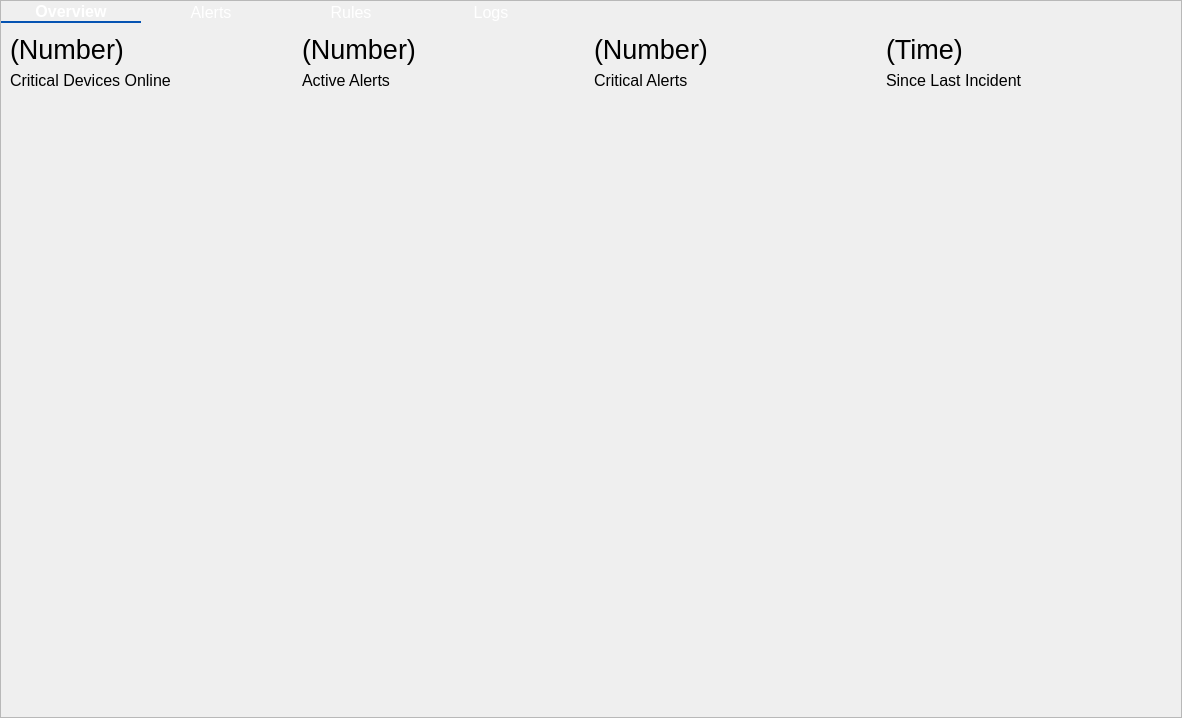
This is mainwindow.ui in josschi95/OTIS as Qt 5 draws it before an edit. The edited form follows.
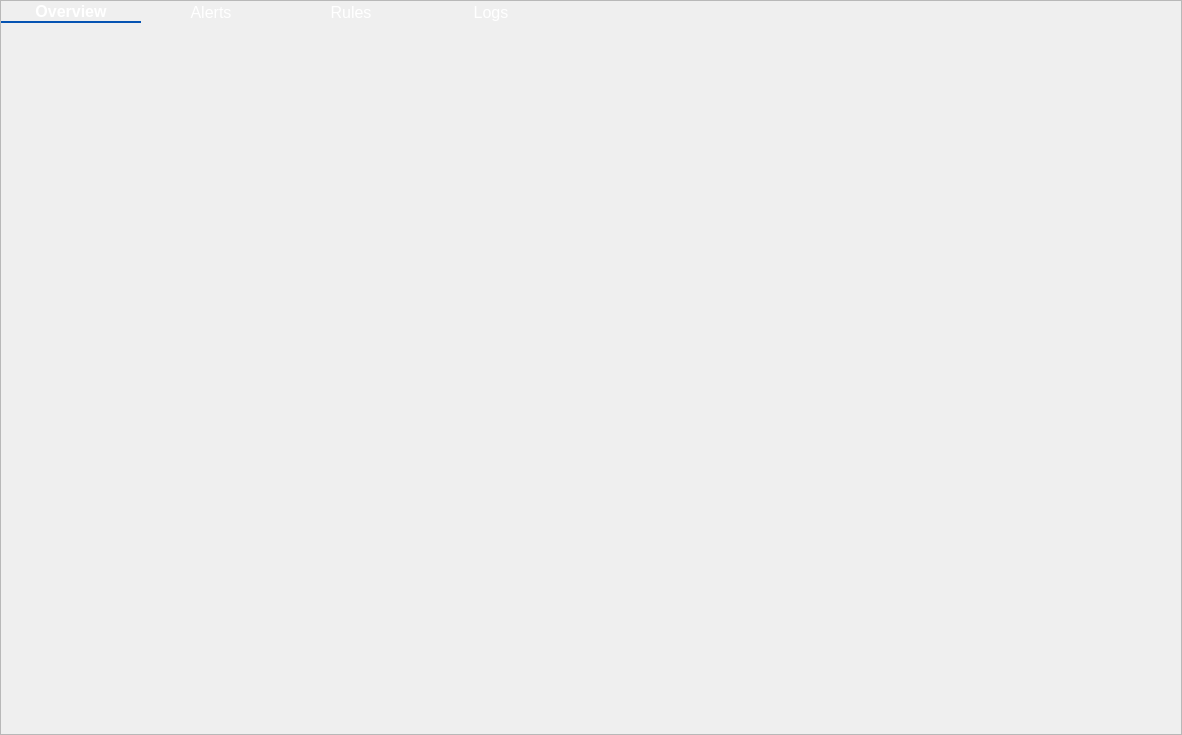
This is the edited form. Custom widgets are drawn as their Qt base class.

```diff
--- a/mainwindow.ui
+++ b/mainwindow.ui
@@ -7,7 +7,7 @@
     <x>0</x>
     <y>0</y>
     <width>1182</width>
-    <height>678</height>
+    <height>735</height>
    </rect>
   </property>
   <property name="windowTitle">
@@ -301,170 +301,6 @@
               <property name="leftMargin">
                <number>9</number>
               </property>
-              <item>
-               <layout class="QHBoxLayout" name="_1_TopRow">
-                <item>
-                 <layout class="QVBoxLayout" name="verticalLayout_12">
-                  <item>
-                   <widget class="QLabel" name="criticalDevicesOnlineLabel">
-                    <property name="maximumSize">
-                     <size>
-                      <width>16777215</width>
-                      <height>50</height>
-                     </size>
-                    </property>
-                    <property name="font">
-                     <font>
-                      <pointsize>20</pointsize>
-                     </font>
-                    </property>
-                    <property name="text">
-                     <string>(Number)</string>
-                    </property>
-                   </widget>
-                  </item>
-                  <item>
-                   <widget class="QLabel" name="label_2">
-                    <property name="maximumSize">
-                     <size>
-                      <width>16777215</width>
-                      <height>50</height>
-                     </size>
-                    </property>
-                    <property name="font">
-                     <font>
-                      <pointsize>12</pointsize>
-                     </font>
-                    </property>
-                    <property name="text">
-                     <string>Critical Devices Online</string>
-                    </property>
-                   </widget>
-                  </item>
-                 </layout>
-                </item>
-                <item>
-                 <layout class="QVBoxLayout" name="verticalLayout_14">
-                  <item>
-                   <widget class="QLabel" name="activeAlertsLabel">
-                    <property name="maximumSize">
-                     <size>
-                      <width>16777215</width>
-                      <height>50</height>
-                     </size>
-                    </property>
-                    <property name="font">
-                     <font>
-                      <pointsize>20</pointsize>
-                     </font>
-                    </property>
-                    <property name="text">
-                     <string>(Number)</string>
-                    </property>
-                   </widget>
-                  </item>
-                  <item>
-                   <widget class="QLabel" name="label_4">
-                    <property name="maximumSize">
-                     <size>
-                      <width>16777215</width>
-                      <height>50</height>
-                     </size>
-                    </property>
-                    <property name="font">
-                     <font>
-                      <pointsize>12</pointsize>
-                     </font>
-                    </property>
-                    <property name="text">
-                     <string>Active Alerts</string>
-                    </property>
-                   </widget>
-                  </item>
-                 </layout>
-                </item>
-                <item>
-                 <layout class="QVBoxLayout" name="verticalLayout_15">
-                  <item>
-                   <widget class="QLabel" name="criticalAlertsLabel">
-                    <property name="maximumSize">
-                     <size>
-                      <width>16777215</width>
-                      <height>50</height>
-                     </size>
-                    </property>
-                    <property name="font">
-                     <font>
-                      <pointsize>20</pointsize>
-                     </font>
-                    </property>
-                    <property name="text">
-                     <string>(Number)</string>
-                    </property>
-                   </widget>
-                  </item>
-                  <item>
-                   <widget class="QLabel" name="label_6">
-                    <property name="maximumSize">
-                     <size>
-                      <width>16777215</width>
-                      <height>50</height>
-                     </size>
-                    </property>
-                    <property name="font">
-                     <font>
-                      <pointsize>12</pointsize>
-                     </font>
-                    </property>
-                    <property name="text">
-                     <string>Critical Alerts</string>
-                    </property>
-                   </widget>
-                  </item>
-                 </layout>
-                </item>
-                <item>
-                 <layout class="QVBoxLayout" name="verticalLayout_16">
-                  <item>
-                   <widget class="QLabel" name="timeSinceIncidentLabel">
-                    <property name="maximumSize">
-                     <size>
-                      <width>16777215</width>
-                      <height>50</height>
-                     </size>
-                    </property>
-                    <property name="font">
-                     <font>
-                      <pointsize>20</pointsize>
-                     </font>
-                    </property>
-                    <property name="text">
-                     <string>(Time)</string>
-                    </property>
-                   </widget>
-                  </item>
-                  <item>
-                   <widget class="QLabel" name="label_8">
-                    <property name="maximumSize">
-                     <size>
-                      <width>16777215</width>
-                      <height>50</height>
-                     </size>
-                    </property>
-                    <property name="font">
-                     <font>
-                      <pointsize>12</pointsize>
-                     </font>
-                    </property>
-                    <property name="text">
-                     <string>Since Last Incident</string>
-                    </property>
-                   </widget>
-                  </item>
-                 </layout>
-                </item>
-               </layout>
-              </item>
               <item>
                <layout class="QGridLayout" name="gridLayout">
                 <item row="0" column="0">
```
